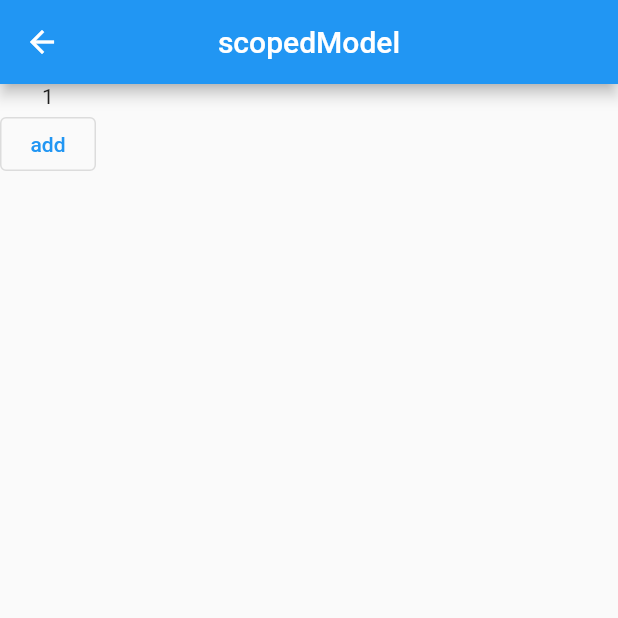
After one commit to hangYq/zeus_flutter, a Flutter app: the ScopedModelDemoPage screen opened by its route, after a tap on "add", on a phone screen of 412 x 824 dp, the top half of it. The commit adds this screen. Run offline on Flutter 3.47's test engine with Material 2 defaults, Android fonts, the phone set to English and light mode, and no system bars.

Commit message:
feat: scoped_model

```diff
--- /dev/null
+++ b/lib/pages/scoped_model/models/counter_model.dart
@@ -0,0 +1,12 @@
+import 'package:scoped_model/scoped_model.dart';
+
+class CounterModel extends Model {
+  int _counter = 0;
+
+  int get counter => _counter;
+
+  void increment() {
+    _counter++;
+    notifyListeners();
+  }
+}
--- /dev/null
+++ b/lib/pages/scoped_model/view.dart
@@ -0,0 +1,32 @@
+import 'package:flutter/material.dart';
+import 'package:scoped_model/scoped_model.dart';
+
+import './models/counter_model.dart';
+
+class ScopedModelDemoPage extends StatelessWidget {
+  const ScopedModelDemoPage({Key? key}) : super(key: key);
+
+  @override
+  Widget build(BuildContext context) {
+    return Scaffold(
+      appBar: AppBar(
+        title: Text('scopedModel'),
+        centerTitle: true,
+      ),
+      body: ScopedModel(
+        model: CounterModel(),
+        child: ScopedModelDescendant<CounterModel>(
+          builder: (context, child, model) => Column(
+            children: [
+              Text('${model.counter}'),
+              OutlinedButton(
+                onPressed: model.increment,
+                child: Text('add'),
+              ),
+            ],
+          ),
+        ),
+      ),
+    );
+  }
+}
--- a/lib/routes/constants.dart
+++ b/lib/routes/constants.dart
@@ -2,4 +2,5 @@ class RoutesName {
   static const String homePage = "home_page";
   static const String futurePage = "future_page";
   static const String buttonPage = "button_page";
+  static const String scopedModel = "scoped_model";
 }
--- a/lib/routes/routes.dart
+++ b/lib/routes/routes.dart
@@ -3,6 +3,7 @@ import 'package:zeus/pages/future_page/view.dart';
 
 import '../pages/button_page/view.dart';
 import '../pages/home_page/view.dart';
+import '../pages/scoped_model/view.dart';
 import './constants.dart';
 
 typedef PageBuilder = Widget Function(
@@ -17,5 +18,6 @@ class AppRoutes {
     RoutesName.futurePage: (context, {arguments}) =>
         FutureDemoPage(arguments: arguments),
     RoutesName.buttonPage: (context, {arguments}) => ButtonDemoPage(),
+    RoutesName.scopedModel: (context, {arguments}) => ScopedModelDemoPage(),
   };
 }
--- a/pubspec.yaml
+++ b/pubspec.yaml
@@ -37,6 +37,7 @@ dependencies:
   path: ^1.8.1
   path_provider: ^2.0.11
   camus_lints: ^1.0.1
+  scoped_model: ^2.0.0
 
 dev_dependencies:
   flutter_test:
```
Also changed, not shown: pubspec.lock.
